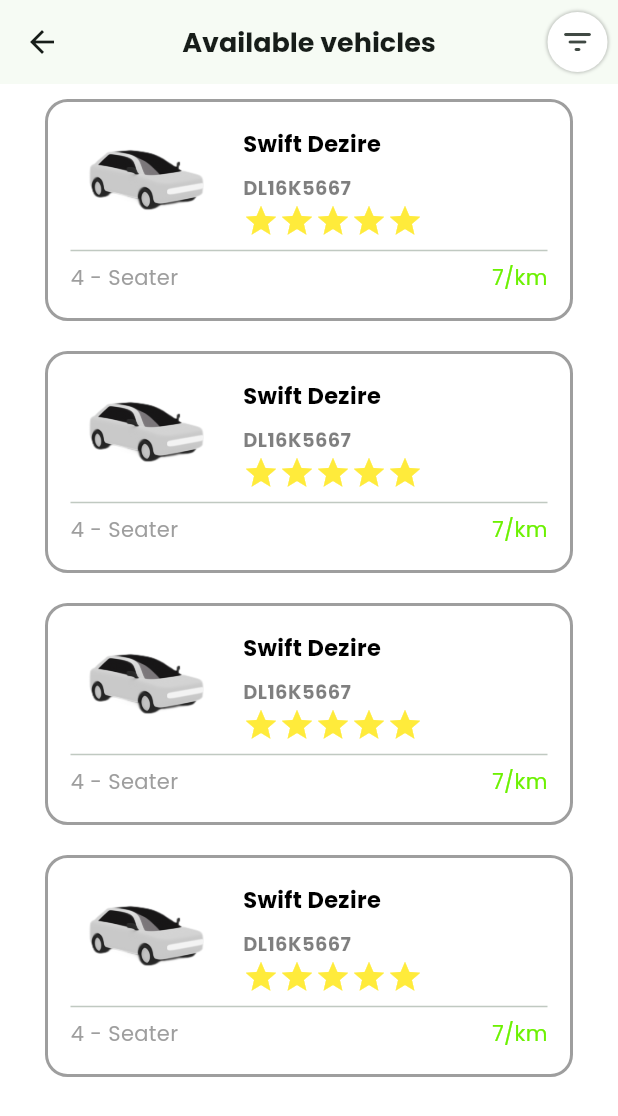
After one commit to Christentimmy/Rider-Eco, a Flutter app: the AvailableVehiclesScreen screen opened directly, on a phone screen of 412 x 824 dp. The commit adds this screen. Shown: the top 1116 px of the screen. Run offline on Flutter 3.47's test engine with Material 3 defaults, Android fonts, the phone set to English and light mode, and no system bars; our stand-ins replace country_code_picker, flutter_svg, get, google_fonts, image_picker, pinput.

Commit message:
available vehicle screen

```diff
--- /dev/null
+++ b/lib/pages/home/available_vehicles_screen.dart
@@ -0,0 +1,301 @@
+import 'package:flutter/material.dart';
+import 'package:get/get.dart';
+import 'package:rider/resources/colors.dart';
+import 'package:rider/widgets/build_icon_button.dart';
+import 'package:rider/widgets/custom_button.dart';
+
+class AvailableVehiclesScreen extends StatelessWidget {
+  const AvailableVehiclesScreen({super.key});
+
+  @override
+  Widget build(BuildContext context) {
+    return Scaffold(
+      backgroundColor: Colors.white,
+      appBar: AppBar(
+        centerTitle: true,
+        title: const Text(
+          "Available vehicles",
+          style: TextStyle(
+            fontSize: 18,
+            fontWeight: FontWeight.bold,
+          ),
+        ),
+        leading: IconButton(
+          onPressed: () => Get.back(),
+          icon: const Icon(
+            Icons.arrow_back,
+          ),
+        ),
+        actions: [
+          buildIconButton(
+            icon: Icons.filter_list_rounded,
+            onTap: () {},
+            shape: BoxShape.circle,
+            height: 40,
+            width: 40,
+          ),
+          const SizedBox(width: 7),
+        ],
+      ),
+      body: ListView.builder(
+        itemCount: 4,
+        itemBuilder: (context, index) {
+          return GestureDetector(
+            onTap: () {
+              // showModalBottomSheet(
+              //   context: context,
+              //   builder: (context) {
+              //     return EachCarDetails();
+              //   },
+              // );
+              showBottomSheet(
+                context: context,
+                builder: (context) {
+                  return const EachCarDetails();
+                },
+              );
+            },
+            child: const CarCards(),
+          );
+        },
+      ),
+    );
+  }
+}
+
+class CarCards extends StatelessWidget {
+  const CarCards({
+    super.key,
+  });
+
+  @override
+  Widget build(BuildContext context) {
+    return Container(
+      height: 148,
+      width: Get.width,
+      padding: const EdgeInsets.symmetric(horizontal: 15),
+      decoration: BoxDecoration(
+        borderRadius: BorderRadius.circular(15),
+        border: Border.all(
+          width: 2,
+          color: Colors.grey,
+        ),
+      ),
+      margin: const EdgeInsets.symmetric(
+        vertical: 10,
+        horizontal: 30,
+      ),
+      child: Column(
+        mainAxisAlignment: MainAxisAlignment.center,
+        children: [
+          Row(
+            children: [
+              Image.asset(
+                "assets/images/image10.png",
+                width: 100,
+                height: 72,
+              ),
+              const SizedBox(width: 15),
+              Column(
+                crossAxisAlignment: CrossAxisAlignment.start,
+                children: [
+                  const Text(
+                    "Swift Dezire",
+                    style: TextStyle(
+                      fontSize: 15,
+                      fontWeight: FontWeight.bold,
+                      color: Colors.black,
+                    ),
+                  ),
+                  const SizedBox(height: 10),
+                  Text(
+                    "DL16K5667",
+                    style: TextStyle(
+                      fontSize: 13,
+                      fontWeight: FontWeight.bold,
+                      color: Colors.black.withOpacity(0.5),
+                    ),
+                  ),
+                  const Row(
+                    children: [
+                      Icon(Icons.star, color: Colors.yellow),
+                      Icon(Icons.star, color: Colors.yellow),
+                      Icon(Icons.star, color: Colors.yellow),
+                      Icon(Icons.star, color: Colors.yellow),
+                      Icon(Icons.star, color: Colors.yellow),
+                    ],
+                  ),
+                ],
+              ),
+            ],
+          ),
+          const Divider(),
+          const Row(
+            children: [
+              Text(
+                "4 - Seater",
+                style: TextStyle(
+                  color: Colors.grey,
+                ),
+              ),
+              Spacer(),
+              Text(
+                "7/km",
+                style: TextStyle(
+                  color: AppColors.primaryColor,
+                ),
+              ),
+            ],
+          )
+        ],
+      ),
+    );
+  }
+}
+
+class EachCarDetails extends StatefulWidget {
+  const EachCarDetails({
+    super.key,
+  });
+
+  @override
+  State<EachCarDetails> createState() => _EachCarDetailsState();
+}
+
+class _EachCarDetailsState extends State<EachCarDetails> {
+  @override
+  Widget build(BuildContext context) {
+    return Container(
+      height: Get.height * 0.7,
+      width: Get.width,
+      padding: const EdgeInsets.symmetric(
+        horizontal: 20,
+        vertical: 15,
+      ),
+      decoration: const BoxDecoration(
+        borderRadius: BorderRadius.only(
+          topLeft: Radius.circular(20),
+          topRight: Radius.circular(20),
+        ),
+      ),
+      child: Column(
+        crossAxisAlignment: CrossAxisAlignment.start,
+        children: [
+          TextButton(
+            onPressed: () => Get.back(),
+            child: const Text(
+              "Cancel",
+              style: TextStyle(
+                fontWeight: FontWeight.bold,
+                fontSize: 16,
+              ),
+            ),
+          ),
+          const SizedBox(height: 20),
+          Center(
+            child: Image.asset(
+              "assets/images/image10.png",
+              width: 200,
+            ),
+          ),
+          const Text(
+            "Car",
+            style: TextStyle(
+              fontSize: 16,
+              fontWeight: FontWeight.bold,
+            ),
+          ),
+          Row(
+            mainAxisAlignment: MainAxisAlignment.spaceBetween,
+            children: [
+              Text(
+                "Wagnor",
+                style: TextStyle(
+                  color: Colors.black.withOpacity(0.5),
+                ),
+              ),
+              Text(
+                "4 Seats",
+                style: TextStyle(
+                  color: Colors.black.withOpacity(0.5),
+                ),
+              ),
+              Text(
+                "DL16K8667",
+                style: TextStyle(
+                  color: Colors.black.withOpacity(0.5),
+                ),
+              ),
+            ],
+          ),
+          const SizedBox(height: 3),
+          const Row(
+            children: [
+              Text("From"),
+              SizedBox(width: 30),
+              Text(
+                "7/KM",
+                style: TextStyle(
+                  fontSize: 16,
+                  color: AppColors.primaryColor,
+                ),
+              ),
+            ],
+          ),
+          const SizedBox(height: 35),
+          const Text(
+            "Driver",
+            style: TextStyle(
+              fontSize: 16,
+              fontWeight: FontWeight.bold,
+            ),
+          ),
+          const SizedBox(height: 30),
+          Row(
+            children: [
+              Image.asset(
+                "assets/images/avater2.png",
+                height: 60,
+              ),
+              const SizedBox(width: 10),
+              Column(
+                crossAxisAlignment: CrossAxisAlignment.start,
+                children: [
+                  const Text(
+                    "Christen Timmy",
+                    style: TextStyle(
+                      fontSize: 15,
+                      fontWeight: FontWeight.bold,
+                    ),
+                  ),
+                  Text(
+                    "Atlanta, USA",
+                    style: TextStyle(
+                      fontSize: 12,
+                      fontWeight: FontWeight.bold,
+                      color: Colors.black.withOpacity(0.5),
+                    ),
+                  ),
+                  const Row(
+                    children: [
+                      Icon(Icons.star, color: Colors.yellow, size: 15),
+                      Icon(Icons.star, color: Colors.yellow, size: 15),
+                      Icon(Icons.star, color: Colors.yellow, size: 15),
+                      Icon(Icons.star, color: Colors.yellow, size: 15),
+                      Icon(Icons.star, color: Colors.yellow, size: 15),
+                    ],
+                  ),
+                ],
+              ),
+            ],
+          ),
+          const SizedBox(height: 30),
+          CommonButton(
+            text: "Select Vehicle",
+            ontap: () {},
+          )
+        ],
+      ),
+    );
+  }
+}
--- a/lib/pages/home/request_ride_screen.dart
+++ b/lib/pages/home/request_ride_screen.dart
@@ -1,5 +1,6 @@
 import 'package:flutter/material.dart';
 import 'package:get/get.dart';
+import 'package:rider/pages/home/available_vehicles_screen.dart';
 import 'package:rider/pages/home/notifcation_screen.dart';
 import 'package:rider/resources/colors.dart';
 import 'package:rider/widgets/build_icon_button.dart';
@@ -252,7 +253,9 @@
             const SizedBox(height: 20),
             CommonButton(
               text: "Request",
-              ontap: () {},
+              ontap: () {
+                Get.to(()=> AvailableVehiclesScreen());
+              },
             ),
           ],
         ),
--- a/lib/widgets/build_icon_button.dart
+++ b/lib/widgets/build_icon_button.dart
@@ -1,5 +1,4 @@
 import 'package:flutter/material.dart';
-
 
 Widget buildIconButton({
   required IconData icon,
@@ -7,6 +6,7 @@
   required VoidCallback onTap,
   double? height,
   double? width,
+  BoxShape? shape,
 }) {
   return GestureDetector(
     onTap: onTap,
@@ -15,7 +15,8 @@
       width: width ?? 45,
       margin: margin,
       decoration: BoxDecoration(
-        borderRadius: BorderRadius.circular(12),
+        shape: shape ?? BoxShape.rectangle,
+        borderRadius: shape != null ? null : BorderRadius.circular(12),
         color: Colors.white,
         boxShadow: [
           BoxShadow(
```
